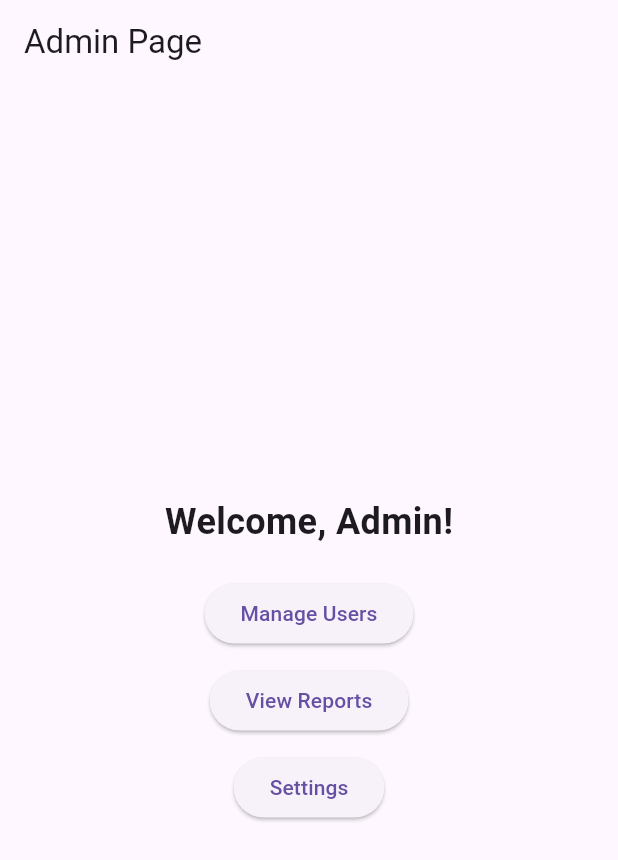
After one commit to Jay-ar02/aepal, a Flutter app: the AdminPage screen opened directly, on a phone screen of 412 x 824 dp. The commit adds this screen. Shown: the top 860 px of the screen. Run offline on Flutter 3.47's test engine with Material 3 defaults, Android fonts, the light colour scheme and no system bars; our stand-ins replace cloud_firestore, firebase_auth, firebase_core, firebase_storage, fluttertoast, image_picker; accounts and stored records are empty.

Commit message:
added admin page, and improved bidding logic

```diff
--- /dev/null
+++ b/lib/admin/admin_page.dart
@@ -0,0 +1,46 @@
+import 'package:flutter/material.dart';
+
+class AdminPage extends StatelessWidget {
+  const AdminPage({super.key});
+
+  @override
+  Widget build(BuildContext context) {
+    return Scaffold(
+      appBar: AppBar(
+        title: const Text('Admin Page'),
+      ),
+      body: Center(
+        child: Column(
+          mainAxisAlignment: MainAxisAlignment.center,
+          children: <Widget>[
+            const Text(
+              'Welcome, Admin!',
+              style: TextStyle(fontSize: 24, fontWeight: FontWeight.bold),
+            ),
+            const SizedBox(height: 20),
+            ElevatedButton(
+              onPressed: () {
+                // Implement admin-specific functionality here
+              },
+              child: const Text('Manage Users'),
+            ),
+            const SizedBox(height: 10),
+            ElevatedButton(
+              onPressed: () {
+                // Implement admin-specific functionality here
+              },
+              child: const Text('View Reports'),
+            ),
+            const SizedBox(height: 10),
+            ElevatedButton(
+              onPressed: () {
+                // Implement admin-specific functionality here
+              },
+              child: const Text('Settings'),
+            ),
+          ],
+        ),
+      ),
+    );
+  }
+}
--- a/pubspec.yaml
+++ b/pubspec.yaml
@@ -22,6 +22,8 @@ dependencies:
   fluttertoast: ^8.0.9
   firebase_storage: ^12.1.0
   image_picker: ^1.1.2
+  quiver: ^3.2.1
+  intl: ^0.19.0
 
 dev_dependencies:
   flutter_test:
```
Also changed, not shown: lib/buyer/buyer_page.dart (+22 -4 lines), lib/login_page.dart (+18 -4 lines), pubspec.lock.
